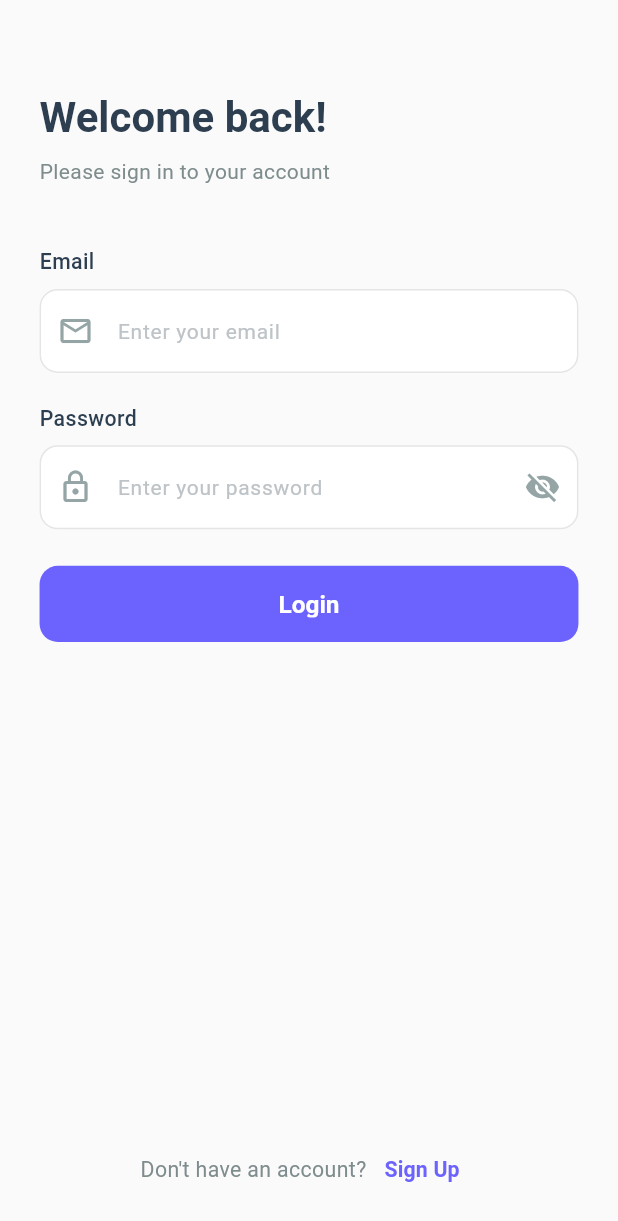
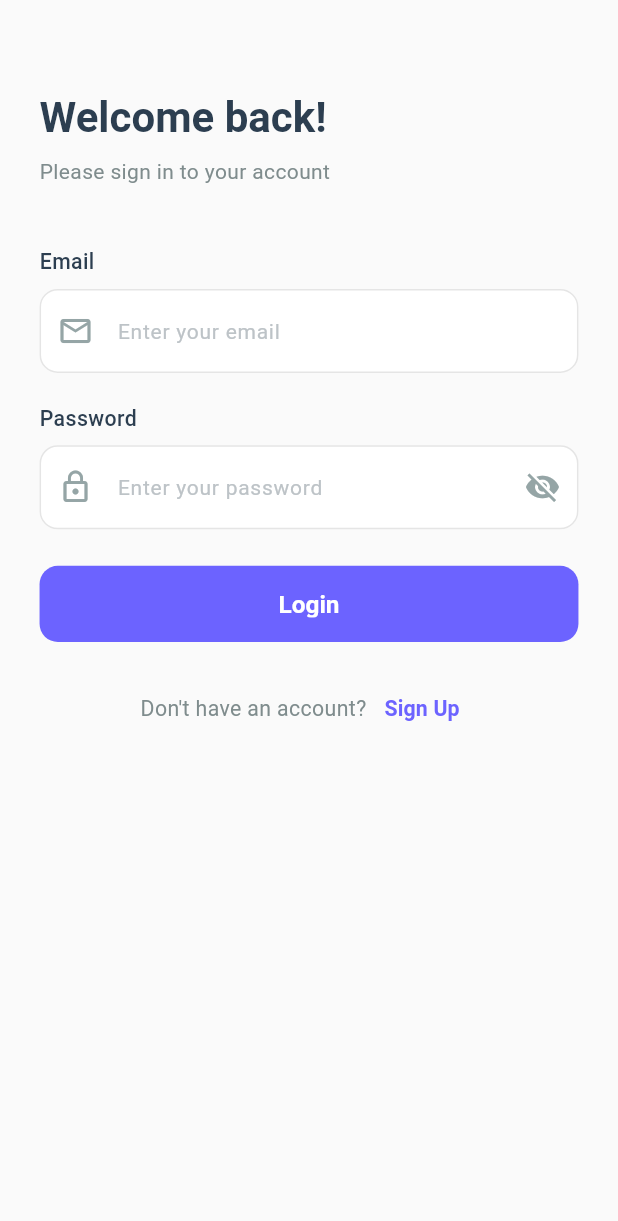
Before and after one commit to Korya25/Elwekala-App, a Flutter app: the screen it shows after launch, on a phone screen of 412 x 824 dp. Shown: the top 1221 px of the screen. Run offline on Flutter 3.47's test engine with Material 3 defaults, Android fonts, the phone set to English and light mode, and no system bars; our stand-ins replace flutter_screenutil, go_router, image_picker.

Commit message:
wrap login and register with single child scroll view , fix bug for password not match

```diff
--- a/lib/features/auth/presentation/screens/login_screen.dart
+++ b/lib/features/auth/presentation/screens/login_screen.dart
@@ -14,6 +14,7 @@ class LoginScreen extends StatelessWidget {
   Widget build(BuildContext context) {
     return Scaffold(
       body: SafeArea(
+        child: SingleChildScrollView(
           child: Padding(
             padding: EdgeInsets.only(
               left: 24.w,
@@ -22,6 +23,7 @@ class LoginScreen extends StatelessWidget {
               bottom: 20.h,
             ),
             child: _LoginScreenBody(),
+          ),
         ),
       ),
     );
@@ -41,7 +43,7 @@ class _LoginScreenBody extends StatelessWidget {
           subtitle: AppStrings.loginSubtitle,
         ),
         SizedBox(height: 40.h),
-        const Expanded(child: SingleChildScrollView(child: LoginForm())),
+        LoginForm(),
         SizedBox(height: 20.h),
         AuthFooterAction(
           question: AppStrings.dontHaveAccount,
--- a/lib/features/auth/presentation/screens/register_screen.dart
+++ b/lib/features/auth/presentation/screens/register_screen.dart
@@ -14,6 +14,7 @@ class RegisterScreen extends StatelessWidget {
   Widget build(BuildContext context) {
     return Scaffold(
       body: SafeArea(
+        child: SingleChildScrollView(
           child: Padding(
             padding: EdgeInsets.only(
               left: 24.w,
@@ -22,6 +23,7 @@ class RegisterScreen extends StatelessWidget {
               bottom: 20.h,
             ),
             child: _RegisterScreenBody(),
+          ),
         ),
       ),
     );
@@ -41,7 +43,7 @@ class _RegisterScreenBody extends StatelessWidget {
           subtitle: AppStrings.registerSubtitle,
         ),
         SizedBox(height: 30.h),
-        const Expanded(child: SingleChildScrollView(child: SignupForm())),
+        SignupForm(),
         SizedBox(height: 20.h),
         AuthFooterAction(
           question: AppStrings.alreadyHaveAccount,
```
Also changed, not shown: lib/features/auth/presentation/widgets/shared_form_fields.dart (+4 -4 lines), lib/features/auth/presentation/widgets/signup_form.dart (+12 -3 lines). Lines whose indentation alone changed are shown as unchanged.
